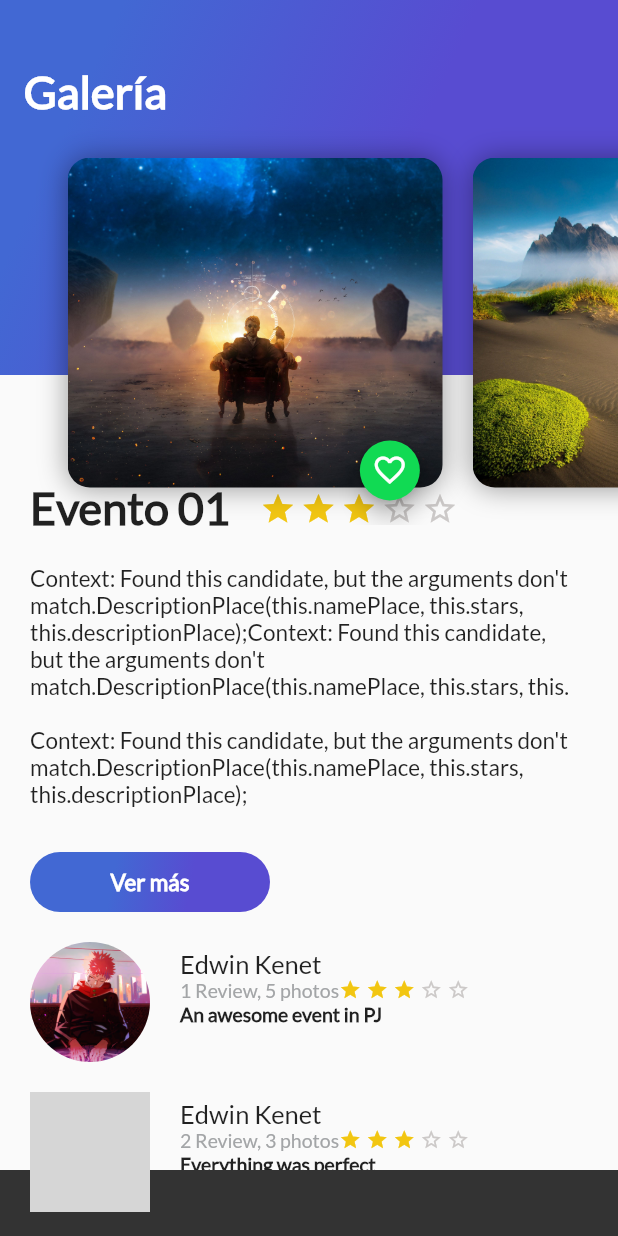
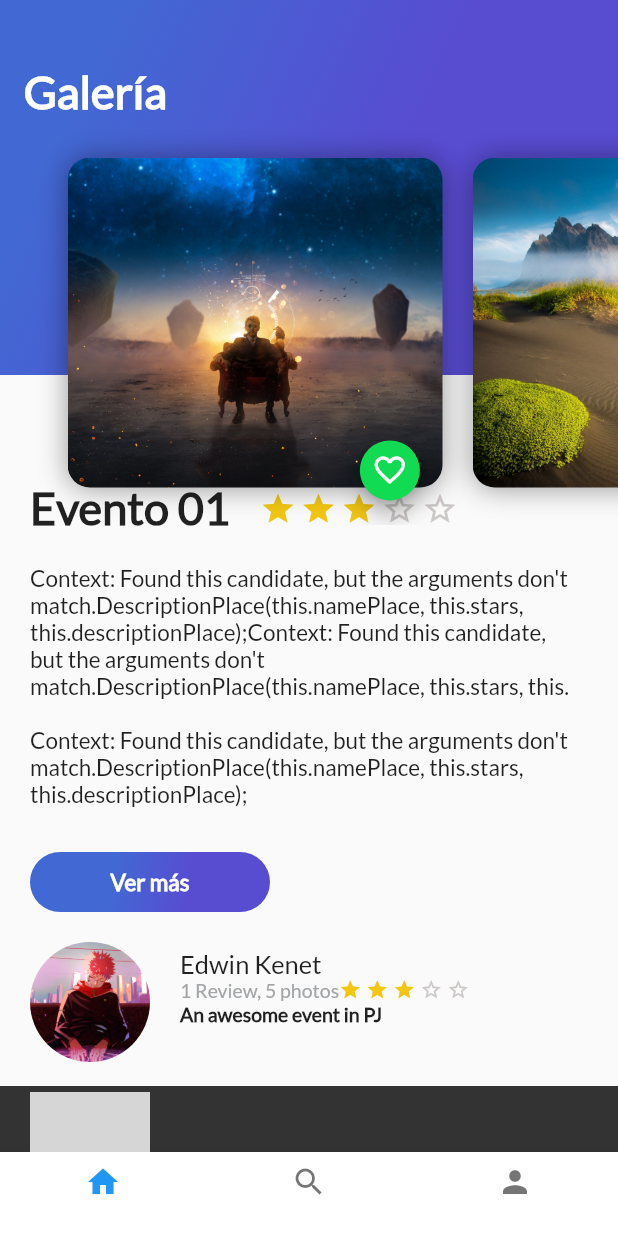
Before and after one commit to kennethnico/platzi_trips, a Flutter app: the screen it shows after launch, after a tap on "Ver más", on a phone screen of 412 x 824 dp. Run offline on Flutter 3.47's test engine with Material 2 defaults, Android fonts, the phone set to English and light mode, and no system bars; grey boxes are pictures that could not be loaded.

Commit message:
NAvigation Bar

```diff
--- a/lib/header_appbar.dart
+++ b/lib/header_appbar.dart
@@ -3,8 +3,6 @@ import 'gradient_back.dart';
 import 'card_image_list.dart';
 
 class HeaderAppBar extends StatelessWidget {
-  const HeaderAppBar({Key? key}) : super(key: key);
-
   @override
   Widget build(BuildContext context) {
     return Stack(
--- /dev/null
+++ b/lib/home_trip.dart
@@ -0,0 +1,21 @@
+import 'package:flutter/material.dart';
+import 'description_places.dart';
+import 'review_list.dart';
+import 'header_appbar.dart';
+
+class HomeTrip extends StatelessWidget {
+  @override
+  Widget build(BuildContext context) {
+    return Stack(
+      children: <Widget>[
+        ListView(
+          children: <Widget>[
+            DescriptionPlace("Evento 01", "3.5","Context: Found this candidate, but the arguments don't match.DescriptionPlace(this.namePlace, this.stars, this.descriptionPlace);Context: Found this candidate, but the arguments don't match.DescriptionPlace(this.namePlace, this.stars, this.\n\nContext: Found this candidate, but the arguments don't match.DescriptionPlace(this.namePlace, this.stars, this.descriptionPlace);"),
+            ReviewList()
+          ],
+        ),
+        HeaderAppBar()
+      ],
+    );
+  }
+}
--- a/lib/main.dart
+++ b/lib/main.dart
@@ -1,8 +1,6 @@
 import 'package:flutter/material.dart';
-import 'description_places.dart';
-import 'review_list.dart';
-import 'header_appbar.dart';
 import 'package:flutter/services.dart';
+import 'main_trips.dart';
 void main() {
   SystemChrome.setSystemUIOverlayStyle(
       const SystemUiOverlayStyle(
@@ -33,27 +31,7 @@ class MyApp extends StatelessWidget {
         // is not restarted.
         primarySwatch: Colors.blue,
       ),
-      home: Scaffold(
-        /*
-        appBar: AppBar(
-          leading: const Icon(Icons.home),
-          title: const Text('Platzi'),
-          centerTitle: true,
-        ),
-        */
-        //body: DescriptionPlace("Bahamas", "3.5","Context: Found this candidate, but the arguments don't match.DescriptionPlace(this.namePlace, this.stars, this.descriptionPlace);"),
-        body: Stack(
-          children: <Widget>[
-            ListView(
-              children: <Widget>[
-                DescriptionPlace("Evento 01", "3.5","Context: Found this candidate, but the arguments don't match.DescriptionPlace(this.namePlace, this.stars, this.descriptionPlace);Context: Found this candidate, but the arguments don't match.DescriptionPlace(this.namePlace, this.stars, this.\n\nContext: Found this candidate, but the arguments don't match.DescriptionPlace(this.namePlace, this.stars, this.descriptionPlace);"),
-                ReviewList()
-              ],
-            ),
-            HeaderAppBar()
-          ],
-        ),
-      ),
+      home: MainTrips()
       //const MyHomePage(title: 'Flutter Demo Home Page'),
 
     );
--- /dev/null
+++ b/lib/main_trips.dart
@@ -0,0 +1,54 @@
+import 'package:flutter/material.dart';
+import 'home_trip.dart';
+import 'search_trips.dart';
+import 'profile_trips.dart';
+
+class MainTrips extends StatefulWidget {
+
+  @override
+  State<MainTrips> createState() => _MainTripsState();
+}
+
+class _MainTripsState extends State<MainTrips> {
+  int indexTap = 0;
+  final List<Widget> widgetsChildren =[
+    HomeTrip(),
+    SearchTrips(),
+    ProfileTrips()
+  ];
+  void onTapTapped(int index){
+    setState(() {
+      indexTap = index;
+    });
+  }
+  @override
+  Widget build(BuildContext context) {
+    return Scaffold(
+      body: widgetsChildren[indexTap],
+      bottomNavigationBar: Theme(
+        data: Theme.of(context).copyWith(
+          canvasColor: Colors.white,
+          primaryColor: Colors.purple,
+        ),
+        child: BottomNavigationBar(
+          currentIndex: indexTap,
+          onTap: onTapTapped,
+          items: const [
+            BottomNavigationBarItem(
+              icon: Icon(Icons.home),
+              label: ""
+            ),
+            BottomNavigationBarItem(
+                icon: Icon(Icons.search),
+                label: ""
+            ),
+            BottomNavigationBarItem(
+                icon: Icon(Icons.person),
+                label: ""
+            ),
+          ],
+        ),
+      ),
+    );
+  }
+}
--- /dev/null
+++ b/lib/profile_trips.dart
@@ -0,0 +1,11 @@
+import 'package:flutter/material.dart';
+
+class ProfileTrips extends StatelessWidget {
+
+  @override
+  Widget build(BuildContext context) {
+    return Container(
+      color: const Color(0XFF209480),
+    );
+  }
+}
--- /dev/null
+++ b/lib/search_trips.dart
@@ -0,0 +1,11 @@
+import 'package:flutter/material.dart';
+
+class SearchTrips extends StatelessWidget {
+
+  @override
+  Widget build(BuildContext context) {
+    return Container(
+      color: Colors.blueAccent
+    );
+  }
+}
```
